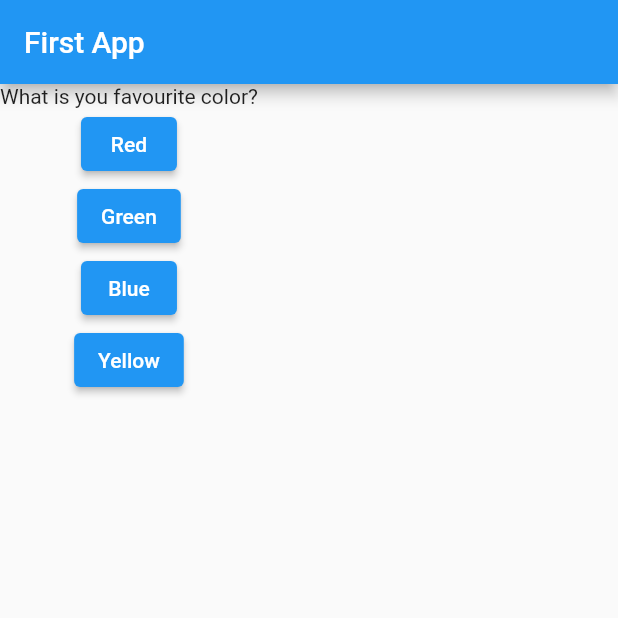
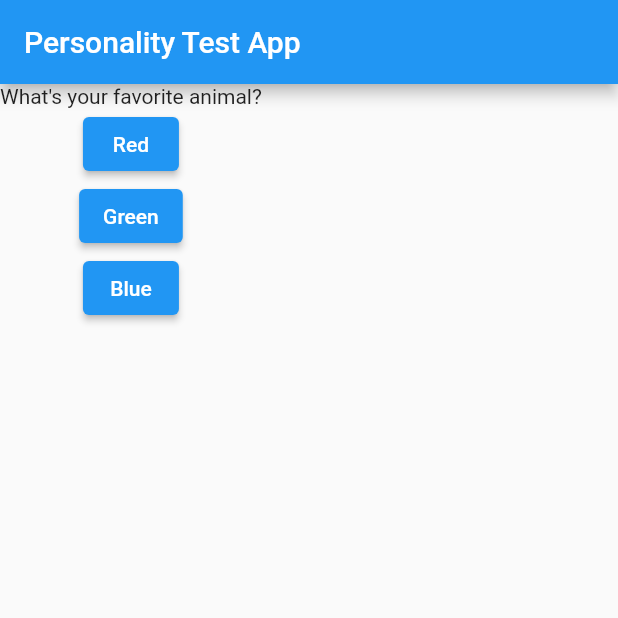
Before and after one commit to touhidulshawan/Learn_Flutter, a Flutter app: the screen it shows after launch, after a tap on "Red", on a phone screen of 412 x 824 dp, the top half of it. Run offline on Flutter 3.47's test engine with Material 2 defaults, Android fonts, the phone set to English and light mode, and no system bars.

```diff
--- a/project_1/lib/main.dart
+++ b/project_1/lib/main.dart
@@ -2,24 +2,40 @@ import 'package:flutter/material.dart';
 
 void main() => runApp(const MyApp());
 
-class MyApp extends StatelessWidget {
+class MyApp extends StatefulWidget {
   const MyApp({Key? key}) : super(key: key);
 
-  void answeredQuestion() => print("Question Answered");
+  @override
+  State<MyApp> createState() => _MyAppState();
+}
+
+class _MyAppState extends State<MyApp> {
+  var questionIndex = 0;
+
+  void handlePress() {
+    setState(() {
+      questionIndex += 1;
+    });
+  }
 
   @override
   Widget build(BuildContext context) {
+    const questions = [
+      'What\'s your favorite color?',
+      'What\'s your favorite animal?',
+      'What\'s your favorite food?',
+    ];
+
     return MaterialApp(
       home: Scaffold(
         appBar: AppBar(
-          title: const Text('First App'),
+          title: const Text('Personality Test App'),
         ),
         body: Column(children: [
-          const Text('What is you favourite color?'),
-          ElevatedButton(onPressed: answeredQuestion, child: const Text('Red')),
-          ElevatedButton(onPressed: answeredQuestion, child: const Text('Green')),
-          ElevatedButton(onPressed: answeredQuestion, child: const Text('Blue')),
-          ElevatedButton(onPressed: answeredQuestion, child: const Text('Yellow')),
+          Text(questions[questionIndex]),
+          ElevatedButton(onPressed: handlePress, child: const Text('Red')),
+          ElevatedButton(onPressed: handlePress, child: const Text('Green')),
+          ElevatedButton(onPressed: handlePress, child: const Text('Blue')),
         ]),
       ),
     );
```
